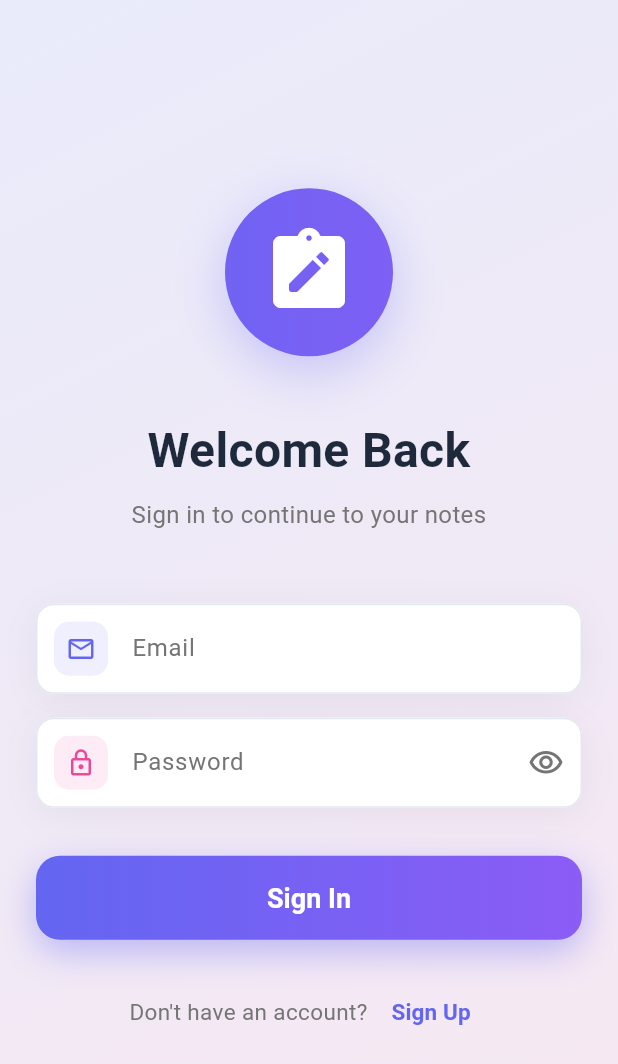
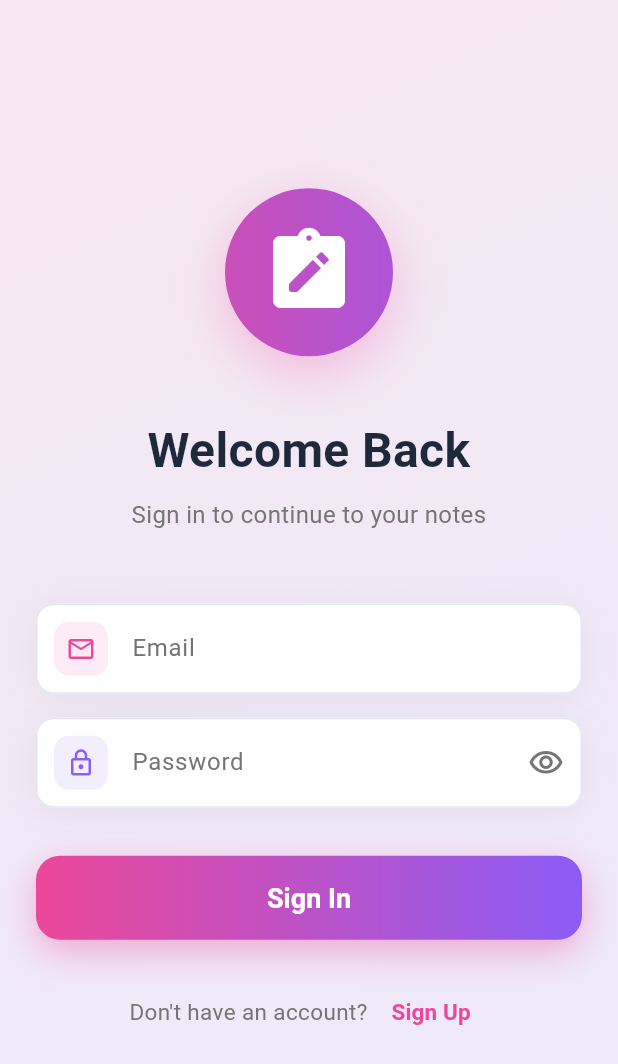
Before and after one commit to rschance1/zapp-preview-809b8659, a Flutter app: the screen it shows after launch, on a phone screen of 412 x 824 dp. Shown: the top 1064 px of the screen. Run offline on Flutter 3.47's test engine with Material 3 defaults, Android fonts, the light colour scheme and no system bars; our stand-ins replace supabase_flutter; accounts and stored records are empty.

Commit message:
Update lib/screens/auth/login_screen.dart for preview

```diff
--- a/lib/screens/auth/login_screen.dart
+++ b/lib/screens/auth/login_screen.dart
@@ -86,8 +86,8 @@ class _LoginScreenState extends State<LoginScreen> with SingleTickerProviderStat
             begin: Alignment.topLeft,
             end: Alignment.bottomRight,
             colors: [
-              const Color(0xFF6366F1).withOpacity(0.1),
               const Color(0xFFEC4899).withOpacity(0.1),
+              const Color(0xFF8B5CF6).withOpacity(0.1),
             ],
           ),
         ),
@@ -116,14 +116,14 @@ class _LoginScreenState extends State<LoginScreen> with SingleTickerProviderStat
                           decoration: BoxDecoration(
                             gradient: const LinearGradient(
                               colors: [
-                                Color(0xFF6366F1),
+                                Color(0xFFEC4899),
                                 Color(0xFF8B5CF6),
                               ],
                             ),
                             shape: BoxShape.circle,
                             boxShadow: [
                               BoxShadow(
-                                color: const Color(0xFF6366F1).withOpacity(0.3),
+                                color: const Color(0xFFEC4899).withOpacity(0.3),
                                 blurRadius: 30,
                                 offset: const Offset(0, 10),
                               ),
@@ -177,12 +177,12 @@ class _LoginScreenState extends State<LoginScreen> with SingleTickerProviderStat
                                 margin: const EdgeInsets.all(12),
                                 padding: const EdgeInsets.all(8),
                                 decoration: BoxDecoration(
-                                  color: const Color(0xFF6366F1).withOpacity(0.1),
+                                  color: const Color(0xFFEC4899).withOpacity(0.1),
                                   borderRadius: BorderRadius.circular(10),
                                 ),
                                 child: const Icon(
                                   Icons.email_outlined,
-                                  color: Color(0xFF6366F1),
+                                  color: Color(0xFFEC4899),
                                   size: 20,
                                 ),
                               ),
@@ -227,12 +227,12 @@ class _LoginScreenState extends State<LoginScreen> with SingleTickerProviderStat
                                 margin: const EdgeInsets.all(12),
                                 padding: const EdgeInsets.all(8),
                                 decoration: BoxDecoration(
-                                  color: const Color(0xFFEC4899).withOpacity(0.1),
+                                  color: const Color(0xFF8B5CF6).withOpacity(0.1),
                                   borderRadius: BorderRadius.circular(10),
                                 ),
                                 child: const Icon(
                                   Icons.lock_outlined,
-                                  color: Color(0xFFEC4899),
+                                  color: Color(0xFF8B5CF6),
                                   size: 20,
                                 ),
                               ),
@@ -271,14 +271,14 @@ class _LoginScreenState extends State<LoginScreen> with SingleTickerProviderStat
                           decoration: BoxDecoration(
                             gradient: const LinearGradient(
                               colors: [
-                                Color(0xFF6366F1),
+                                Color(0xFFEC4899),
                                 Color(0xFF8B5CF6),
                               ],
                             ),
                             borderRadius: BorderRadius.circular(16),
                             boxShadow: [
                               BoxShadow(
-                                color: const Color(0xFF6366F1).withOpacity(0.4),
+                                color: const Color(0xFFEC4899).withOpacity(0.4),
                                 blurRadius: 20,
                                 offset: const Offset(0, 8),
                               ),
@@ -336,7 +336,7 @@ class _LoginScreenState extends State<LoginScreen> with SingleTickerProviderStat
                                 style: TextStyle(
                                   fontSize: 15,
                                   fontWeight: FontWeight.bold,
-                                  color: Color(0xFF6366F1),
+                                  color: Color(0xFFEC4899),
                                 ),
                               ),
                             ),
```
